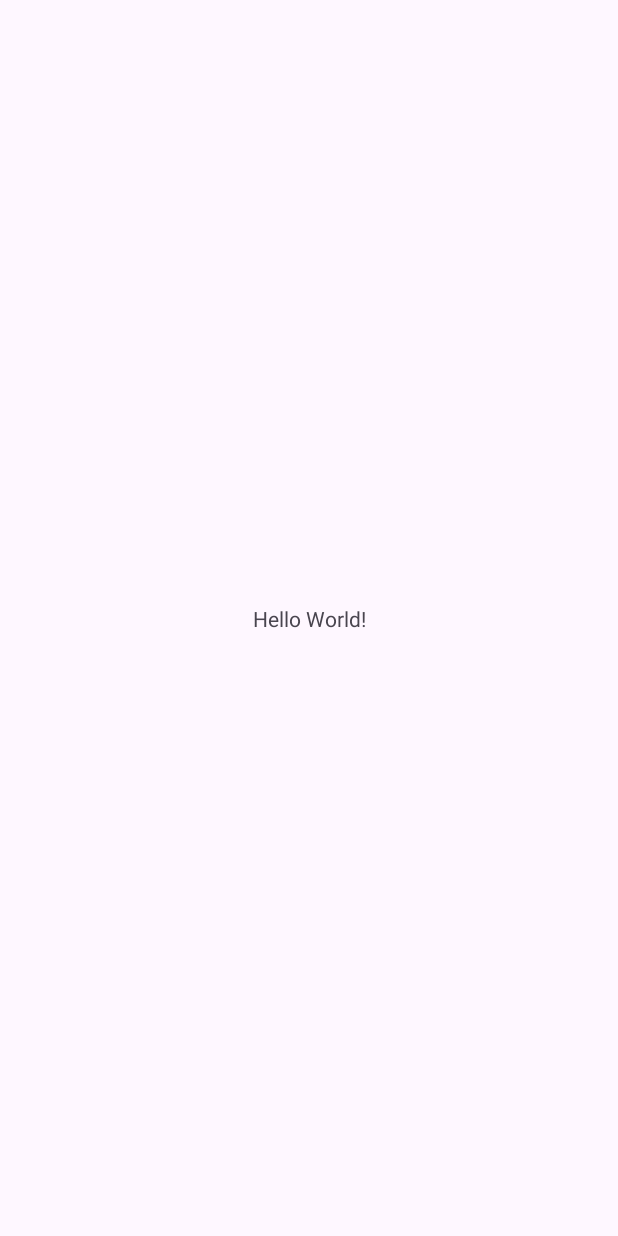
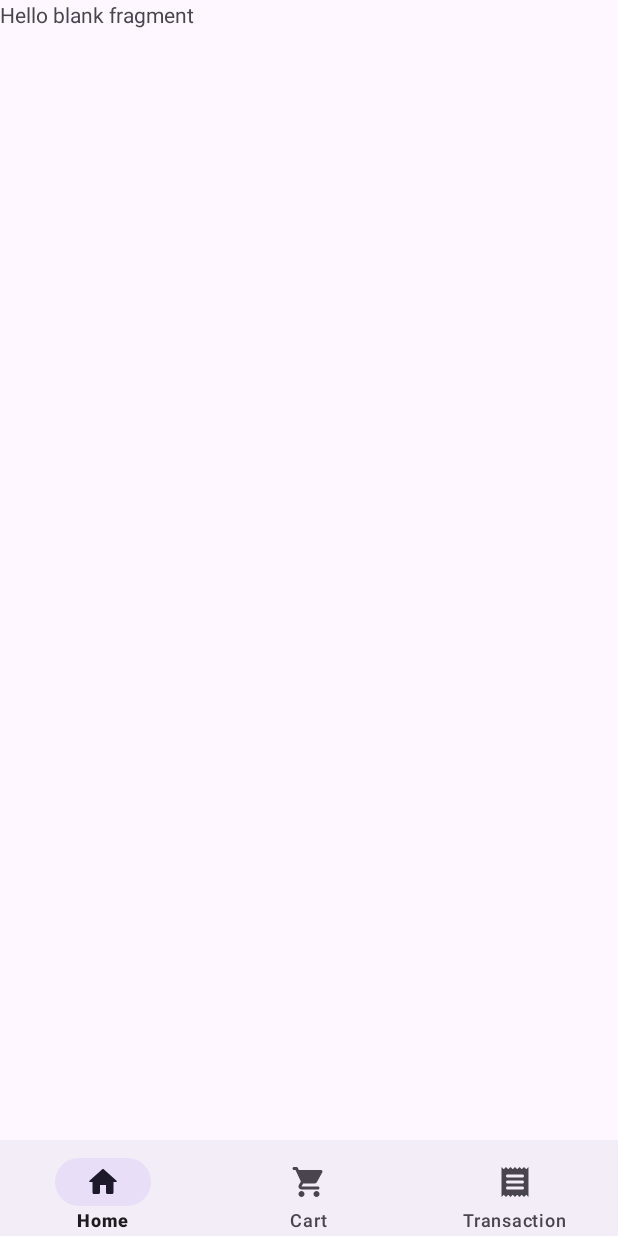
Before and after one commit to dim-sen/pasar-online-mobile, an Android app: the screen it shows after launch (MainActivity), on a phone screen of 412 x 824 dp. Before the commit the screen is almost empty. Run offline under Robolectric (Android 15) with nearby library versions, the phone set to English and light mode, and no system bars; our stand-ins replace navigation-ui.

Commit message:
bottom nav

```diff
--- a/app/build.gradle.kts
+++ b/app/build.gradle.kts
@@ -36,7 +36,11 @@ dependencies {
     implementation("androidx.appcompat:appcompat:1.6.1")
     implementation("com.google.android.material:material:1.8.0")
     implementation("androidx.constraintlayout:constraintlayout:2.1.4")
+    implementation("androidx.navigation:navigation-ui:2.5.2")
+    implementation("androidx.navigation:navigation-fragment:2.5.2")
     testImplementation("junit:junit:4.13.2")
     androidTestImplementation("androidx.test.ext:junit:1.1.5")
     androidTestImplementation("androidx.test.espresso:espresso-core:3.5.1")
+
+
 }
--- a/app/src/main/java/com/dimsen/pasaronline/MainActivity.java
+++ b/app/src/main/java/com/dimsen/pasaronline/MainActivity.java
@@ -1,8 +1,13 @@
 package com.dimsen.pasaronline;
 
 import androidx.appcompat.app.AppCompatActivity;
+import androidx.navigation.NavController;
+import androidx.navigation.Navigation;
+import androidx.navigation.ui.NavigationUI;
 
 import android.os.Bundle;
+
+import com.google.android.material.bottomnavigation.BottomNavigationView;
 
 public class MainActivity extends AppCompatActivity {
 
@@ -10,5 +15,10 @@ public class MainActivity extends AppCompatActivity {
     protected void onCreate(Bundle savedInstanceState) {
         super.onCreate(savedInstanceState);
         setContentView(R.layout.activity_main);
+
+        NavController navController = Navigation.findNavController(this, R.id.homeHostFragment);
+        BottomNavigationView bottomNavigationView = findViewById(R.id.bottomNav);
+        NavigationUI.setupWithNavController(bottomNavigationView, navController);
+
     }
 }
--- /dev/null
+++ b/app/src/main/java/com/dimsen/pasaronline/fragments/HomeFragment.java
@@ -0,0 +1,66 @@
+package com.dimsen.pasaronline.fragments;
+
+import android.os.Bundle;
+
+import androidx.fragment.app.Fragment;
+
+import android.view.LayoutInflater;
+import android.view.View;
+import android.view.ViewGroup;
+
+import com.dimsen.pasaronline.R;
+
+/**
+ * A simple {@link Fragment} subclass.
+ * Use the {@link HomeFragment#newInstance} factory method to
+ * create an instance of this fragment.
+ */
+public class HomeFragment extends Fragment {
+
+    // TODO: Rename parameter arguments, choose names that match
+    // the fragment initialization parameters, e.g. ARG_ITEM_NUMBER
+    private static final String ARG_PARAM1 = "param1";
+    private static final String ARG_PARAM2 = "param2";
+
+    // TODO: Rename and change types of parameters
+    private String mParam1;
+    private String mParam2;
+
+    public HomeFragment() {
+        // Required empty public constructor
+    }
+
+    /**
+     * Use this factory method to create a new instance of
+     * this fragment using the provided parameters.
+     *
+     * @param param1 Parameter 1.
+     * @param param2 Parameter 2.
+     * @return A new instance of fragment HomeFragment.
+     */
+    // TODO: Rename and change types and number of parameters
+    public static HomeFragment newInstance(String param1, String param2) {
+        HomeFragment fragment = new HomeFragment();
+        Bundle args = new Bundle();
+        args.putString(ARG_PARAM1, param1);
+        args.putString(ARG_PARAM2, param2);
+        fragment.setArguments(args);
+        return fragment;
+    }
+
+    @Override
+    public void onCreate(Bundle savedInstanceState) {
+        super.onCreate(savedInstanceState);
+        if (getArguments() != null) {
+            mParam1 = getArguments().getString(ARG_PARAM1);
+            mParam2 = getArguments().getString(ARG_PARAM2);
+        }
+    }
+
+    @Override
+    public View onCreateView(LayoutInflater inflater, ViewGroup container,
+                             Bundle savedInstanceState) {
+        // Inflate the layout for this fragment
+        return inflater.inflate(R.layout.fragment_home, container, false);
+    }
+}
--- /dev/null
+++ b/app/src/main/res/drawable/ic_home.xml
@@ -0,0 +1,5 @@
+<vector android:height="24dp" android:tint="#000000"
+    android:viewportHeight="24" android:viewportWidth="24"
+    android:width="24dp" xmlns:android="http://schemas.android.com/apk/res/android">
+    <path android:fillColor="@android:color/white" android:pathData="M10,19v-5h4v5c0,0.55 0.45,1 1,1h3c0.55,0 1,-0.45 1,-1v-7h1.7c0.46,0 0.68,-0.57 0.33,-0.87L12.67,3.6c-0.38,-0.34 -0.96,-0.34 -1.34,0l-8.36,7.53c-0.34,0.3 -0.13,0.87 0.33,0.87H5v7c0,0.55 0.45,1 1,1h3c0.55,0 1,-0.45 1,-1z"/>
+</vector>
--- /dev/null
+++ b/app/src/main/res/drawable/ic_receipt.xml
@@ -0,0 +1,5 @@
+<vector android:height="24dp" android:tint="#000000"
+    android:viewportHeight="24" android:viewportWidth="24"
+    android:width="24dp" xmlns:android="http://schemas.android.com/apk/res/android">
+    <path android:fillColor="@android:color/white" android:pathData="M21,2.21c-0.13,0 -0.26,0.05 -0.35,0.15l-0.79,0.79c-0.2,0.2 -0.51,0.2 -0.71,0l-0.79,-0.79c-0.2,-0.2 -0.51,-0.2 -0.71,0l-0.79,0.79c-0.2,0.2 -0.51,0.2 -0.71,0l-0.79,-0.79c-0.2,-0.2 -0.51,-0.2 -0.71,0l-0.79,0.79c-0.2,0.2 -0.51,0.2 -0.71,0l-0.79,-0.79c-0.2,-0.2 -0.51,-0.2 -0.71,0l-0.79,0.79c-0.2,0.2 -0.51,0.2 -0.71,0l-0.8,-0.8c-0.2,-0.2 -0.51,-0.2 -0.71,0l-0.79,0.8c-0.2,0.2 -0.51,0.2 -0.71,0l-0.79,-0.8c-0.2,-0.2 -0.51,-0.2 -0.71,0l-0.79,0.8c-0.2,0.2 -0.51,0.2 -0.71,0l-0.79,-0.8c-0.09,-0.09 -0.22,-0.14 -0.35,-0.14L3,21.8c0.13,0 0.26,-0.05 0.35,-0.15l0.79,-0.79c0.2,-0.2 0.51,-0.2 0.71,0l0.79,0.79c0.2,0.2 0.51,0.2 0.71,0l0.79,-0.79c0.2,-0.2 0.51,-0.2 0.71,0l0.79,0.79c0.2,0.2 0.51,0.2 0.71,0l0.79,-0.79c0.2,-0.2 0.51,-0.2 0.71,0l0.79,0.79c0.2,0.2 0.51,0.2 0.71,0l0.79,-0.79c0.2,-0.2 0.51,-0.2 0.71,0l0.79,0.79c0.2,0.2 0.51,0.2 0.71,0l0.79,-0.79c0.2,-0.2 0.51,-0.2 0.71,0l0.79,0.79c0.2,0.2 0.51,0.2 0.71,0l0.79,-0.79c0.2,-0.2 0.51,-0.2 0.71,0l0.79,0.79c0.1,0.1 0.23,0.15 0.35,0.15L20.99,2.21zM17,17L7,17c-0.55,0 -1,-0.45 -1,-1s0.45,-1 1,-1h10c0.55,0 1,0.45 1,1s-0.45,1 -1,1zM17,13L7,13c-0.55,0 -1,-0.45 -1,-1s0.45,-1 1,-1h10c0.55,0 1,0.45 1,1s-0.45,1 -1,1zM17,9L7,9c-0.55,0 -1,-0.45 -1,-1s0.45,-1 1,-1h10c0.55,0 1,0.45 1,1s-0.45,1 -1,1z"/>
+</vector>
--- /dev/null
+++ b/app/src/main/res/drawable/ic_shopping_cart.xml
@@ -0,0 +1,5 @@
+<vector android:height="24dp" android:tint="#000000"
+    android:viewportHeight="24" android:viewportWidth="24"
+    android:width="24dp" xmlns:android="http://schemas.android.com/apk/res/android">
+    <path android:fillColor="@android:color/white" android:pathData="M7,18c-1.1,0 -1.99,0.9 -1.99,2S5.9,22 7,22s2,-0.9 2,-2 -0.9,-2 -2,-2zM1,3c0,0.55 0.45,1 1,1h1l3.6,7.59 -1.35,2.44C4.52,15.37 5.48,17 7,17h11c0.55,0 1,-0.45 1,-1s-0.45,-1 -1,-1L7,15l1.1,-2h7.45c0.75,0 1.41,-0.41 1.75,-1.03l3.58,-6.49c0.37,-0.66 -0.11,-1.48 -0.87,-1.48L5.21,4l-0.67,-1.43c-0.16,-0.35 -0.52,-0.57 -0.9,-0.57L2,2c-0.55,0 -1,0.45 -1,1zM17,18c-1.1,0 -1.99,0.9 -1.99,2s0.89,2 1.99,2 2,-0.9 2,-2 -0.9,-2 -2,-2z"/>
+</vector>
--- a/app/src/main/res/layout/activity_main.xml
+++ b/app/src/main/res/layout/activity_main.xml
@@ -6,13 +6,27 @@
     android:layout_height="match_parent"
     tools:context=".MainActivity">
 
-    <TextView
-        android:layout_width="wrap_content"
-        android:layout_height="wrap_content"
-        android:text="Hello World!"
+    <fragment
+        android:id="@+id/homeHostFragment"
+        android:name="androidx.navigation.fragment.NavHostFragment"
+        android:layout_width="match_parent"
+        android:layout_height="0dp"
+        app:defaultNavHost="true"
+        app:layout_constraintEnd_toEndOf="parent"
+        app:layout_constraintStart_toStartOf="parent"
+        app:layout_constraintTop_toTopOf="parent"
+        app:layout_constraintBottom_toTopOf="@id/bottomNav"
+        app:navGraph="@navigation/nav_home" />
+
+    <com.google.android.material.bottomnavigation.BottomNavigationView
+        android:id="@+id/bottomNav"
+        android:layout_width="match_parent"
+        android:layout_height="?actionBarSize"
+        app:elevation="8dp"
         app:layout_constraintBottom_toBottomOf="parent"
         app:layout_constraintEnd_toEndOf="parent"
         app:layout_constraintStart_toStartOf="parent"
-        app:layout_constraintTop_toTopOf="parent" />
+        app:itemPaddingBottom="6dp"
+        app:menu="@menu/bottom_nav_menu" />
 
 </androidx.constraintlayout.widget.ConstraintLayout>
--- /dev/null
+++ b/app/src/main/res/layout/fragment_home.xml
@@ -0,0 +1,14 @@
+<?xml version="1.0" encoding="utf-8"?>
+<FrameLayout xmlns:android="http://schemas.android.com/apk/res/android"
+    xmlns:tools="http://schemas.android.com/tools"
+    android:layout_width="match_parent"
+    android:layout_height="match_parent"
+    tools:context=".fragments.HomeFragment">
+
+    <!-- TODO: Update blank fragment layout -->
+    <TextView
+        android:layout_width="match_parent"
+        android:layout_height="match_parent"
+        android:text="@string/hello_blank_fragment" />
+
+</FrameLayout>
--- /dev/null
+++ b/app/src/main/res/menu/bottom_nav_menu.xml
@@ -0,0 +1,19 @@
+<?xml version="1.0" encoding="utf-8"?>
+<menu xmlns:android="http://schemas.android.com/apk/res/android">
+
+    <item
+        android:id="@+id/homeFragment"
+        android:icon="@drawable/ic_home"
+        android:title="Home" />
+
+    <item
+        android:id="@+id/cartFragment"
+        android:icon="@drawable/ic_shopping_cart"
+        android:title="Cart" />
+
+    <item
+        android:id="@+id/transactionFragment"
+        android:icon="@drawable/ic_receipt"
+        android:title="Transaction" />
+
+</menu>
--- /dev/null
+++ b/app/src/main/res/navigation/nav_home.xml
@@ -0,0 +1,23 @@
+<?xml version="1.0" encoding="utf-8"?>
+<navigation xmlns:android="http://schemas.android.com/apk/res/android"
+    xmlns:app="http://schemas.android.com/apk/res-auto"
+    xmlns:tools="http://schemas.android.com/tools"
+    android:id="@+id/nav_home"
+    app:startDestination="@id/homeFragment">
+
+    <fragment
+        android:id="@+id/homeFragment"
+        android:name="com.dimsen.pasaronline.fragments.HomeFragment"
+        android:label="fragment_home"
+        tools:layout="@layout/fragment_home" />
+    <fragment
+        android:id="@+id/cartFragment"
+        android:name="com.dimsen.pasaronline.fragments.CartFragment"
+        android:label="fragment_cart"
+        tools:layout="@layout/fragment_cart" />
+    <fragment
+        android:id="@+id/transactionFragment"
+        android:name="com.dimsen.pasaronline.fragments.TransactionFragment"
+        android:label="fragment_transaction"
+        tools:layout="@layout/fragment_transaction" />
+</navigation>
--- a/app/src/main/res/values/strings.xml
+++ b/app/src/main/res/values/strings.xml
@@ -1,3 +1,5 @@
 <resources>
     <string name="app_name">PasarOnline</string>
+    <!-- TODO: Remove or change this placeholder text -->
+    <string name="hello_blank_fragment">Hello blank fragment</string>
 </resources>
--- a/gradle.properties
+++ b/gradle.properties
@@ -6,7 +6,7 @@
 # http://www.gradle.org/docs/current/userguide/build_environment.html
 # Specifies the JVM arguments used for the daemon process.
 # The setting is particularly useful for tweaking memory settings.
-org.gradle.jvmargs=-Xmx2048m -Dfile.encoding=UTF-8
+org.gradle.jvmargs=-Xmx4608m -Dfile.encoding=UTF-8
 # When configured, Gradle will run in incubating parallel mode.
 # This option should only be used with decoupled projects. More details, visit
 # http://www.gradle.org/docs/current/userguide/multi_project_builds.html#sec:decoupled_projects
```
Also changed, not shown: app/src/main/java/com/dimsen/pasaronline/fragments/CartFragment.java (added, +66 -0 lines), app/src/main/java/com/dimsen/pasaronline/fragments/TransactionFragment.java (added, +66 -0 lines), app/src/main/res/layout/fragment_cart.xml (added, +14 -0 lines), app/src/main/res/layout/fragment_transaction.xml (added, +14 -0 lines).
